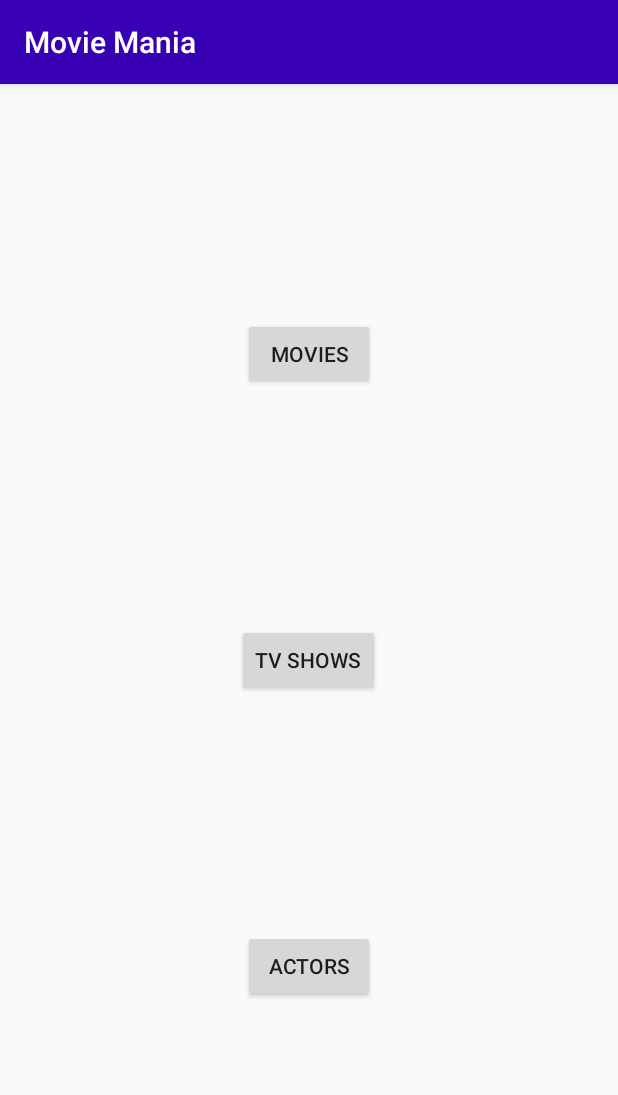
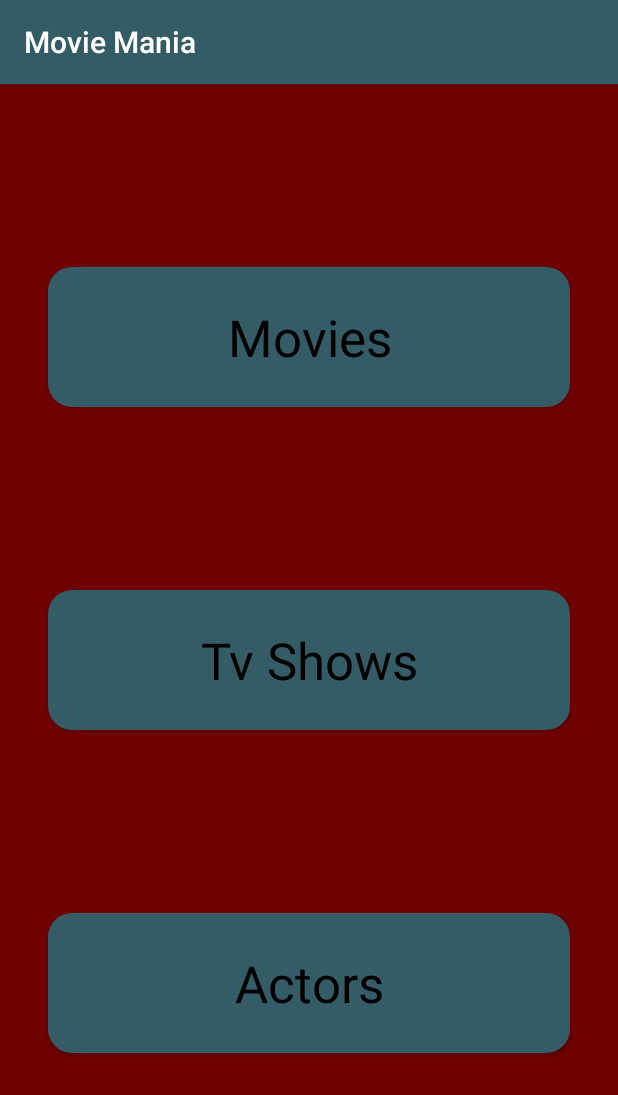
Before and after one commit to MorgenDiaz/movie-mania, an Android app: the screen it shows after launch (MainActivity), on a phone screen of 412 x 824 dp. Shown: the top 1095 px of the screen. Run offline under Robolectric (Android 15) with nearby library versions, the phone set to English and light mode, and no system bars; our stand-ins replace Dagger/Hilt's generated code, Timber, data binding; 2 statements that could not run were skipped.

Commit message:
Changed primary color. Created big round button resource. Improved home screen design. Added transition animations between screens.

```diff
--- a/app/src/main/java/com/webslinger/portfolio/moviemania/data/db/Converters.kt
+++ b/app/src/main/java/com/webslinger/portfolio/moviemania/data/db/Converters.kt
@@ -8,6 +8,9 @@ class Converters {
     @TypeConverter
     fun fromStringToInts(value: String?): List<Int>?{
         return value?.let {
+            if(value.isBlank())
+                return listOf()
+
             it.split(":").map{strValue ->
                 strValue.toInt()
             }
--- /dev/null
+++ b/app/src/main/res/drawable/button_rounded.xml
@@ -0,0 +1,5 @@
+<?xml version="1.0" encoding="utf-8"?>
+<selector xmlns:android="http://schemas.android.com/apk/res/android">
+    <item android:drawable="@drawable/rounded_corners_primary" android:state_pressed="false"/>
+    <item android:drawable="@drawable/rounded_corners_white" android:state_pressed="true" />
+</selector>
--- /dev/null
+++ b/app/src/main/res/drawable/rounded_corners_primary.xml
@@ -0,0 +1,5 @@
+<?xml version="1.0" encoding="utf-8"?>
+<shape  xmlns:android="http://schemas.android.com/apk/res/android">
+    <corners android:radius="16dp" />
+    <solid android:color="@color/colorPrimary"/>
+</shape>
--- /dev/null
+++ b/app/src/main/res/drawable/rounded_corners_white.xml
@@ -0,0 +1,6 @@
+<?xml version="1.0" encoding="utf-8"?>
+<shape xmlns:android="http://schemas.android.com/apk/res/android">
+    <corners android:radius="16dp" />
+    <solid android:color="@android:color/white"/>
+    <padding android:top="24dp" android:right="24dp" android:bottom="24dp" android:left="24dp"/>
+</shape>
--- a/app/src/main/res/layout/home_fragment.xml
+++ b/app/src/main/res/layout/home_fragment.xml
@@ -13,16 +13,18 @@
     <androidx.constraintlayout.widget.ConstraintLayout
         android:layout_width="match_parent"
         android:layout_height="match_parent"
+        android:background="@color/colorPrimaryDark"
         tools:context=".presentation.home.HomeFragment">
 
         <Button
             android:id="@+id/actors_button"
-            android:layout_width="wrap_content"
+            style="@style/big_round_button"
+            android:layout_width="0dp"
             android:layout_height="wrap_content"
             android:layout_marginTop="32dp"
             android:layout_marginBottom="32dp"
+            android:onClick="@{()-> viewModel.navigateToActorsScreen()}"
             android:text="@string/actors"
-            android:onClick="@{()-> viewModel.navigateToActorsScreen()}"
             app:layout_constraintBottom_toBottomOf="parent"
             app:layout_constraintEnd_toEndOf="parent"
             app:layout_constraintHorizontal_bias="0.5"
@@ -32,11 +34,12 @@
 
         <Button
             android:id="@+id/tv_shows_button"
-            android:layout_width="wrap_content"
+            style="@style/big_round_button"
+            android:layout_width="0dp"
             android:layout_height="wrap_content"
             android:layout_marginTop="32dp"
+            android:onClick="@{()-> viewModel.navigateToTvShowsScreen()}"
             android:text="@string/tv_shows"
-            android:onClick="@{()-> viewModel.navigateToTvShowsScreen()}"
             app:layout_constraintBottom_toTopOf="@+id/actors_button"
             app:layout_constraintEnd_toEndOf="parent"
             app:layout_constraintHorizontal_bias="0.498"
@@ -45,11 +48,10 @@
 
         <Button
             android:id="@+id/movies_button"
-            android:layout_width="wrap_content"
-            android:layout_height="wrap_content"
-            android:layout_marginTop="32dp"
+            style="@style/big_round_button"
+            android:onClick="@{()->viewModel.navigateToMoviesScreen()}"
+            android:shadowColor="#000000"
             android:text="@string/movies"
-            android:onClick="@{()->viewModel.navigateToMoviesScreen()}"
             app:layout_constraintBottom_toTopOf="@+id/tv_shows_button"
             app:layout_constraintEnd_toEndOf="parent"
             app:layout_constraintHorizontal_bias="0.5"
--- a/app/src/main/res/navigation/navigation_graph.xml
+++ b/app/src/main/res/navigation/navigation_graph.xml
@@ -12,13 +12,25 @@
         tools:layout="@layout/home_fragment" >
         <action
             android:id="@+id/action_homeFragment_to_moviesFragment"
-            app:destination="@id/moviesFragment" />
+            app:destination="@id/moviesFragment"
+            app:enterAnim="@android:anim/fade_in"
+            app:exitAnim="@android:anim/fade_out"
+            app:popEnterAnim="@android:anim/fade_in"
+            app:popExitAnim="@android:anim/fade_out" />
         <action
             android:id="@+id/action_homeFragment_to_tvShowsFragment"
-            app:destination="@id/tvShowsFragment" />
+            app:destination="@id/tvShowsFragment"
+            app:enterAnim="@android:anim/fade_in"
+            app:exitAnim="@android:anim/fade_out"
+            app:popEnterAnim="@android:anim/fade_in"
+            app:popExitAnim="@android:anim/fade_out" />
         <action
             android:id="@+id/action_homeFragment_to_actorsFragment"
-            app:destination="@id/actorsFragment" />
+            app:destination="@id/actorsFragment"
+            app:enterAnim="@android:anim/fade_in"
+            app:exitAnim="@android:anim/fade_out"
+            app:popEnterAnim="@android:anim/fade_in"
+            app:popExitAnim="@android:anim/fade_out" />
     </fragment>
     <fragment
         android:id="@+id/moviesFragment"
--- a/app/src/main/res/values/colors.xml
+++ b/app/src/main/res/values/colors.xml
@@ -1,7 +1,7 @@
 <?xml version="1.0" encoding="utf-8"?>
 <resources>
 
-    <color name="colorPrimary">#3700B3</color>
+    <color name="colorPrimary">#335C67</color>
     <color name="colorPrimaryDark">#700101</color>
     <color name="colorAccent">#03DAC5</color>
 </resources>
--- a/app/src/main/res/values/styles.xml
+++ b/app/src/main/res/values/styles.xml
@@ -15,4 +15,15 @@
         <item name="android:visibility">gone</item>
     </style>
 
+    <style name="big_round_button">
+        <item name="android:layout_width">0dp</item>
+        <item name="android:layout_height">wrap_content</item>
+        <item name="android:layout_marginStart">32dp</item>
+        <item name="android:layout_marginTop">32dp</item>
+        <item name="android:layout_marginEnd">32dp</item>
+        <item name="android:background">@drawable/button_rounded</item>
+        <item name="android:textAppearance">@style/TextAppearance.AppCompat.Display1</item>
+        <item name="android:textColor">@android:color/black</item>
+    </style>
+
 </resources>
```
